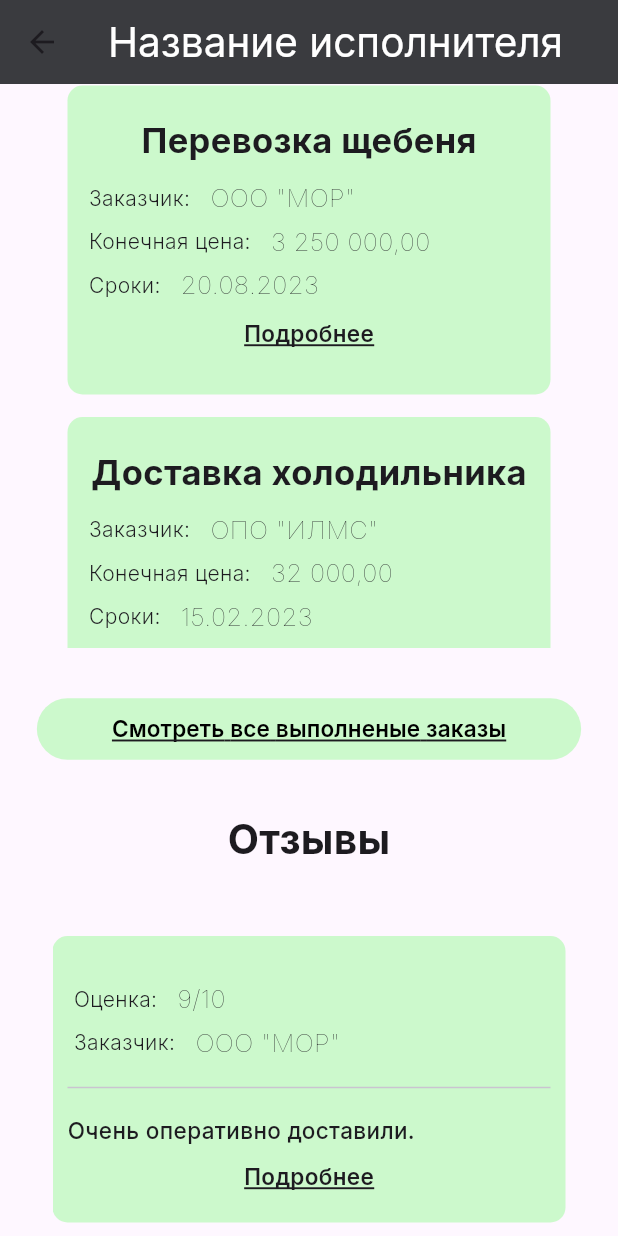
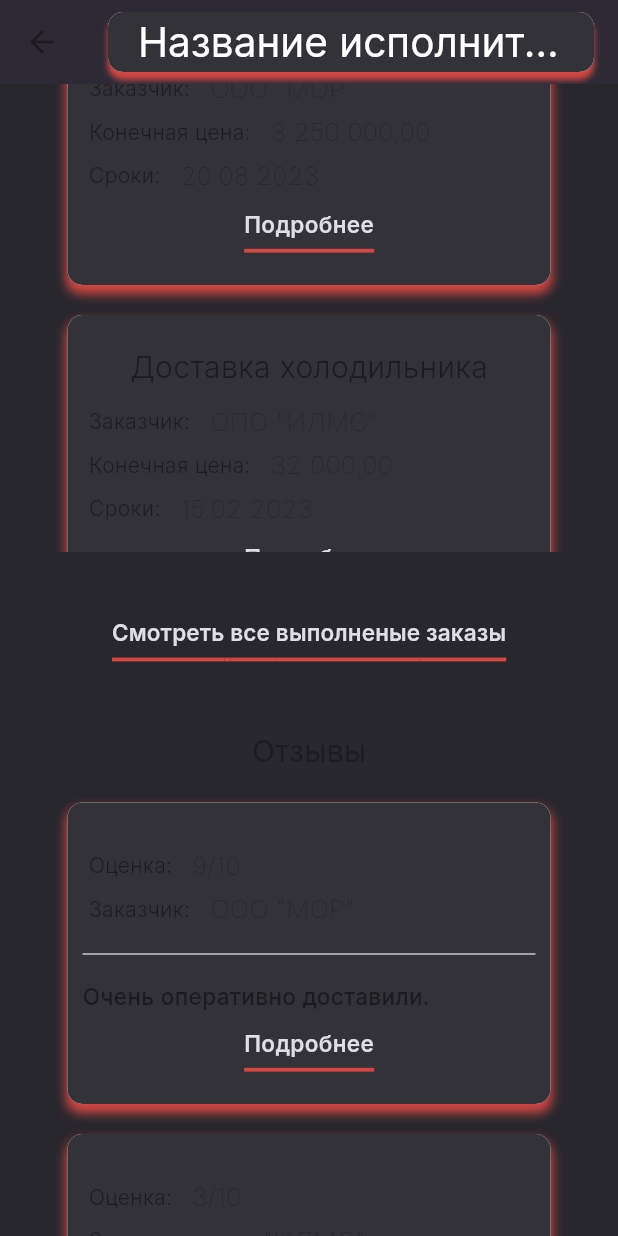
Before and after one commit to RimidalU/freight-carrier-aggregator-screens, a Flutter app: the ContractorInfoScreen screen opened directly, scrolled down 576 dp, after a tap on "Смотреть все выполненые заказы", on a phone screen of 412 x 824 dp. Run offline on Flutter 3.47's test engine with Material 2 defaults, Android fonts, the phone set to English and light mode, and no system bars; our stand-ins replace flutter_svg, google_fonts.

Commit message:
refactor: change contactor info screen

```diff
--- a/lib/views/contractor_info_screen.dart
+++ b/lib/views/contractor_info_screen.dart
@@ -15,14 +15,41 @@ class ContractorInfoScreen extends StatelessWidget {
   @override
   Widget build(BuildContext context) {
     return Scaffold(
+      backgroundColor: const Color(0xff28272d),
       appBar: AppBar(
         centerTitle: true,
-        backgroundColor: const Color(0xff363936),
-        title: const Text(
+        backgroundColor: const Color(0xff28272d),
+        title: Container(
+          padding: const EdgeInsets.symmetric(horizontal: 20, vertical: 3),
+          decoration: BoxDecoration(
+            borderRadius: BorderRadius.circular(10),
+            color: const Color(0xff333238),
+            boxShadow: const [
+              BoxShadow(
+                color: Color(
+                  0xffd64743,
+                ),
+                offset: Offset(
+                  0.0,
+                  5.0,
+                ),
+                blurRadius: 3.0,
+                spreadRadius: 0.0,
+              ), //BoxShadow
+              BoxShadow(
+                color: Colors.white,
+                offset: Offset(0.0, 0.0),
+                blurRadius: 0.0,
+                spreadRadius: 0.0,
+              ), //BoxShadow
+            ],
+          ),
+          child: const Text(
             'Название исполнителя',
             style: TextStyle(
               fontSize: 27,
               color: Color(0xffFFFFFF),
+            ),
           ),
         ),
       ),
@@ -33,12 +60,31 @@ class ContractorInfoScreen extends StatelessWidget {
               Container(
                 decoration: BoxDecoration(
                   borderRadius: BorderRadius.circular(10),
-                  color: const Color(0xff05FF00).withOpacity(0.2),
+                  color: const Color(0xff333238),
+                  boxShadow: const [
+                    BoxShadow(
+                      color: Color(
+                        0xffd64743,
+                      ),
+                      offset: Offset(
+                        5.0,
+                        5.0,
+                      ),
+                      blurRadius: 10.0,
+                      spreadRadius: 2.0,
+                    ), //BoxShadow
+                    BoxShadow(
+                      color: Colors.white,
+                      offset: Offset(0.0, 0.0),
+                      blurRadius: 0.0,
+                      spreadRadius: 0.0,
+                    ), //BoxShadow
+                  ],
                 ),
                 margin: const EdgeInsets.only(
                   top: 30,
-                  left: 10,
-                  right: 10,
+                  left: 20,
+                  right: 20,
                 ),
                 padding:
                     const EdgeInsets.symmetric(horizontal: 10, vertical: 20),
@@ -53,12 +99,12 @@ class ContractorInfoScreen extends StatelessWidget {
                 child: const Text(
                   'Транспорт',
                   style: TextStyle(
-                    fontWeight: FontWeight.w700,
-                    fontSize: 27,
+                    fontWeight: FontWeight.w400,
+                    fontSize: 20,
                   ),
                 ),
               ),
-              const SizedBox(height: 30),
+              const SizedBox(height: 10),
               SizedBox(
                 height: 130,
                 child: ListView(
@@ -73,12 +119,12 @@ class ContractorInfoScreen extends StatelessWidget {
                 child: const Text(
                   'Выполненые заказы',
                   style: TextStyle(
-                    fontWeight: FontWeight.w700,
-                    fontSize: 27,
+                    fontWeight: FontWeight.w400,
+                    fontSize: 20,
                   ),
                 ),
               ),
-              const SizedBox(height: 30),
+              const SizedBox(height: 10),
               Container(
                 height: 390,
                 padding: const EdgeInsets.symmetric(horizontal: 35),
@@ -90,22 +136,21 @@ class ContractorInfoScreen extends StatelessWidget {
                   itemCount: orderFinishedInfo.length,
                 ),
               ),
-              const SizedBox(height: 30),
+              const SizedBox(height: 40),
               TextButton(
                 onPressed: onTap ?? () {},
-                style: ButtonStyle(
-                  backgroundColor: MaterialStateProperty.all(
-                      const Color(0xff05FF00).withOpacity(0.2)),
-                  padding: MaterialStateProperty.all<EdgeInsets>(
-                      const EdgeInsets.symmetric(horizontal: 50, vertical: 10)),
-                ),
                 child: const Text(
                   'Смотреть все выполненые заказы',
                   style: TextStyle(
                     fontWeight: FontWeight.w600,
                     fontSize: 15,
-                    color: Color(0xff000000),
                     decoration: TextDecoration.underline,
+                    decorationColor: Color(0xffd64743),
+                    decorationThickness: 2,
+                    color: Colors.transparent,
+                    shadows: [
+                      Shadow(offset: Offset(0, -10), color: Color(0xffdfdee4))
+                    ],
                   ),
                 ),
               ),
@@ -116,12 +161,12 @@ class ContractorInfoScreen extends StatelessWidget {
                 child: const Text(
                   'Отзывы',
                   style: TextStyle(
-                    fontWeight: FontWeight.w700,
-                    fontSize: 27,
+                    fontWeight: FontWeight.w400,
+                    fontSize: 20,
                   ),
                 ),
               ),
-              const SizedBox(height: 30),
+              const SizedBox(height: 10),
               Container(
                 height: 390,
                 padding: const EdgeInsets.symmetric(horizontal: 35),
@@ -132,7 +177,6 @@ class ContractorInfoScreen extends StatelessWidget {
                   itemCount: reviews.length,
                 ),
               ),
-              const SizedBox(height: 30),
             ],
           ),
         ),
@@ -163,8 +207,8 @@ class ContractorInfoShort extends StatelessWidget {
           child: Text(
             contractorInfoFull['name'].toString(),
             style: const TextStyle(
-              fontWeight: FontWeight.w700,
-              fontSize: 23,
+              fontWeight: FontWeight.w300,
+              fontSize: 20,
             ),
           ),
         ),
@@ -219,10 +263,30 @@ class FinishedOrders extends StatelessWidget {
     return Container(
       decoration: BoxDecoration(
         borderRadius: BorderRadius.circular(10),
-        color: const Color(0xff05FF00).withOpacity(0.2),
+        color: const Color(0xff333238),
+        boxShadow: const [
+          BoxShadow(
+            color: Color(
+              0xffd64743,
+            ),
+            offset: Offset(
+              0.0,
+              5.0,
+            ),
+            blurRadius: 5.0,
+            spreadRadius: 1.0,
+          ), //BoxShadow
+          BoxShadow(
+            color: Colors.white,
+            offset: Offset(0.0, 0.0),
+            blurRadius: 0.0,
+            spreadRadius: 0.0,
+          ), //BoxShadow
+        ],
       ),
       margin: const EdgeInsets.only(
-        top: 15,
+        top: 10,
+        bottom: 10,
         left: 10,
         right: 10,
       ),
@@ -236,8 +300,8 @@ class FinishedOrders extends StatelessWidget {
             child: Text(
               orderFinishedInfo['name'].toString(),
               style: const TextStyle(
-                fontWeight: FontWeight.w700,
-                fontSize: 23,
+                fontWeight: FontWeight.w300,
+                fontSize: 20,
               ),
             ),
           ),
@@ -264,7 +328,7 @@ class FinishedOrders extends StatelessWidget {
                 : '',
           ),
           const SizedBox(
-            height: 10,
+            height: 20,
           ),
           InkWell(
             onTap: onTap ?? () {},
@@ -277,12 +341,15 @@ class FinishedOrders extends StatelessWidget {
                   fontWeight: FontWeight.w600,
                   fontSize: 15,
                   decoration: TextDecoration.underline,
+                  decorationColor: Color(0xffd64743),
+                  decorationThickness: 2,
+                  color: Colors.transparent,
+                  shadows: [
+                    Shadow(offset: Offset(0, -10), color: Color(0xffdfdee4))
+                  ],
                 ),
               ),
             ),
-          ),
-          const SizedBox(
-            height: 10,
           ),
         ],
       ),
@@ -309,10 +376,32 @@ class ReviewItem extends StatelessWidget {
     return Container(
       decoration: BoxDecoration(
         borderRadius: BorderRadius.circular(10),
-        color: const Color(0xff05FF00).withOpacity(0.2),
+        color: const Color(0xff333238),
+        boxShadow: const [
+          BoxShadow(
+            color: Color(
+              0xffd64743,
+            ),
+            offset: Offset(
+              0.0,
+              5.0,
+            ),
+            blurRadius: 5.0,
+            spreadRadius: 1.0,
+          ), //BoxShadow
+          BoxShadow(
+            color: Colors.white,
+            offset: Offset(0.0, 0.0),
+            blurRadius: 0.0,
+            spreadRadius: 0.0,
+          ), //BoxShadow
+        ],
       ),
       margin: const EdgeInsets.only(
-        top: 15,
+        top: 10,
+        bottom: 10,
+        left: 10,
+        right: 10,
       ),
       padding: const EdgeInsets.symmetric(horizontal: 10, vertical: 20),
       child: Column(
@@ -349,7 +438,7 @@ class ReviewItem extends StatelessWidget {
             ),
           ),
           const SizedBox(
-            height: 10,
+            height: 20,
           ),
           InkWell(
             onTap: onTap ?? () {},
@@ -362,6 +451,12 @@ class ReviewItem extends StatelessWidget {
                   fontWeight: FontWeight.w600,
                   fontSize: 15,
                   decoration: TextDecoration.underline,
+                  decorationColor: Color(0xffd64743),
+                  decorationThickness: 2,
+                  color: Colors.transparent,
+                  shadows: [
+                    Shadow(offset: Offset(0, -10), color: Color(0xffdfdee4))
+                  ],
                 ),
               ),
             ),
@@ -382,11 +477,12 @@ class CarCard extends StatelessWidget {
 
   @override
   Widget build(BuildContext context) {
-    return Container(
+    return InkWell(
+      child: Container(
         width: 220,
         decoration: BoxDecoration(
           borderRadius: BorderRadius.circular(10),
-        color: const Color(0xffD9D9D9).withOpacity(0.2),
+          color: const Color(0xff333238),
         ),
         margin: const EdgeInsets.only(
           top: 15,
@@ -394,6 +490,7 @@ class CarCard extends StatelessWidget {
           right: 10,
         ),
         padding: const EdgeInsets.symmetric(horizontal: 10, vertical: 20),
+      ),
     );
   }
 }
```
Lines whose indentation alone changed are shown as unchanged.
